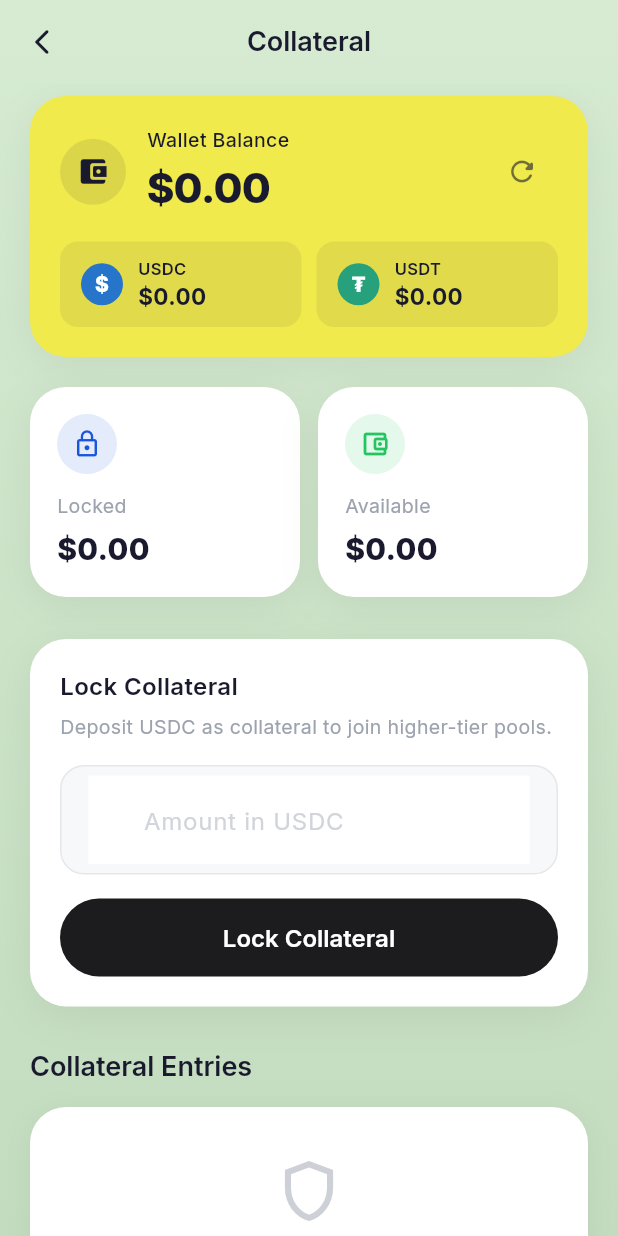
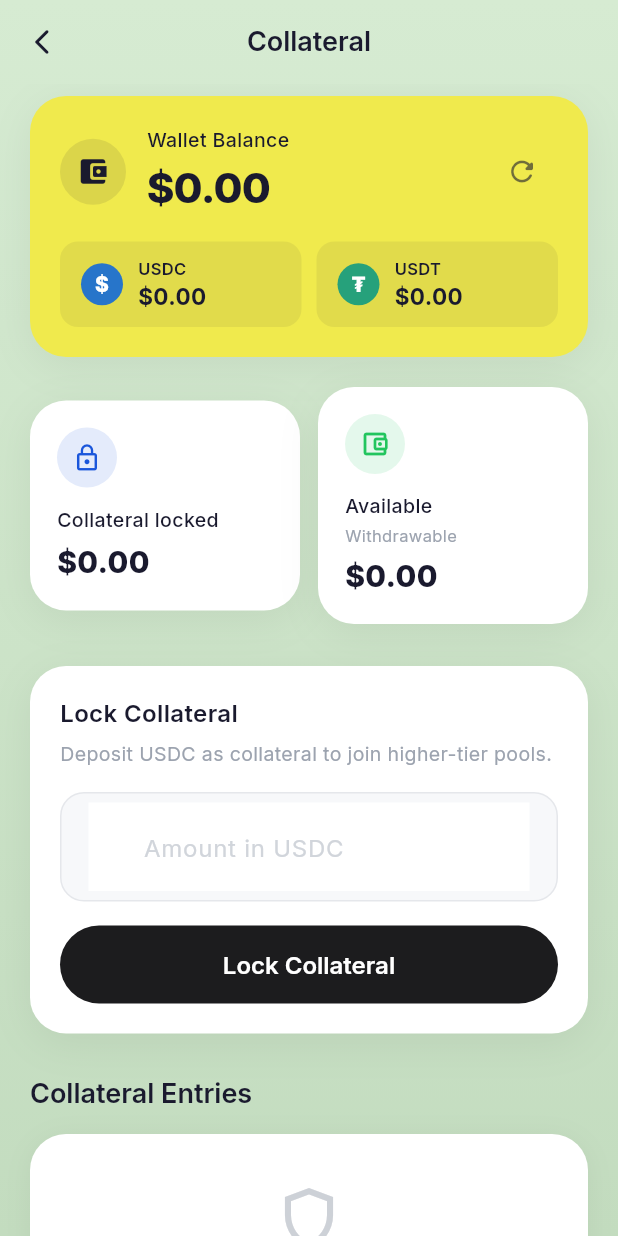
Before and after one commit to olaanii/learn, a Flutter app: the CollateralScreen screen opened by its route, after a tap on "Lock Collateral", on a phone screen of 412 x 824 dp. Run offline on Flutter 3.47's test engine with Material 3 defaults, Android fonts, the phone set to English and light mode, and no system bars; our stand-ins replace dio, flutter_secure_storage, go_router, google_fonts, qr_flutter; missing offline and left inert: reown_core, reown_sign; accounts and stored records are empty.

Commit message:
Enhance Android build process and UI feedback in Diaspora Equb frontend. Update `ANDROID_BUILD_UNDER_30MB.md` with troubleshooting steps for build failures, improve `build_android_under_30mb.bat` to prevent port conflicts, and refine error handling in collateral and pool status screens. Adjust UI elements for better clarity and responsiveness.

```diff
--- a/nextjs-dashboard/diaspora-equb-product/frontend/lib/screens/collateral_screen.dart
+++ b/nextjs-dashboard/diaspora-equb-product/frontend/lib/screens/collateral_screen.dart
@@ -55,24 +55,33 @@ class _CollateralScreenState extends State<CollateralScreen> {
       amount: amount,
     );
 
-    if (mounted) {
+    if (!mounted) return;
+    final messenger = ScaffoldMessenger.of(context);
     if (success) {
       _amountController.clear();
-        wallet.loadAllBalances(auth.walletAddress!);
-        ScaffoldMessenger.of(context).showSnackBar(
+      // Refresh wallet balances so "available" reflects the locked amount
+      await wallet.loadAllBalances(auth.walletAddress!);
+      if (!mounted) return;
+      // Refetch collateral and balances after a short delay so UI picks up
+      // backend updates (avoids stale GET right after POST)
+      final addr = auth.walletAddress!;
+      Future.delayed(const Duration(milliseconds: 500), () {
+        collateral.loadCollateral(addr);
+        wallet.loadAllBalances(addr);
+      });
+      messenger.showSnackBar(
         const SnackBar(
           content: Text('Collateral locked successfully'),
           duration: Duration(seconds: 2),
         ),
       );
     } else {
-        ScaffoldMessenger.of(context).showSnackBar(
+      messenger.showSnackBar(
         SnackBar(
           content: Text(collateral.errorMessage ?? 'Failed to lock collateral'),
           duration: const Duration(seconds: 3),
         ),
       );
-      }
     }
   }
 
@@ -101,7 +110,7 @@ class _CollateralScreenState extends State<CollateralScreen> {
               child: Column(
                 crossAxisAlignment: CrossAxisAlignment.start,
                 children: [
-                  // Wallet balance card
+                  // Wallet balance card (on-chain balance; locked tokens are in vault)
                   _buildWalletBalanceCard(wallet),
                   const SizedBox(height: 20),
 
@@ -110,7 +119,7 @@ class _CollateralScreenState extends State<CollateralScreen> {
                   const SizedBox(height: 28),
 
                   // Lock collateral section
-                  _buildLockSection(),
+                  _buildLockSection(collateral),
                   const SizedBox(height: 28),
 
                   // Collateral entries
@@ -309,7 +318,7 @@ class _CollateralScreenState extends State<CollateralScreen> {
         Expanded(
           child: _buildSummaryCard(
             icon: Icons.lock_outline,
-            label: 'Locked',
+            label: 'Collateral locked',
             value: '\$${collateral.totalLocked.toStringAsFixed(2)}',
             color: AppTheme.primaryColor,
           ),
@@ -319,6 +328,7 @@ class _CollateralScreenState extends State<CollateralScreen> {
           child: _buildSummaryCard(
             icon: Icons.account_balance_wallet_outlined,
             label: 'Available',
+            subtitle: 'Withdrawable',
             value: '\$${collateral.totalAvailable.toStringAsFixed(2)}',
             color: AppTheme.positive,
           ),
@@ -330,6 +340,7 @@ class _CollateralScreenState extends State<CollateralScreen> {
   Widget _buildSummaryCard({
     required IconData icon,
     required String label,
+    String? subtitle,
     required String value,
     required Color color,
   }) {
@@ -357,12 +368,26 @@ class _CollateralScreenState extends State<CollateralScreen> {
             label,
             style: const TextStyle(
               fontSize: 13,
+              fontWeight: FontWeight.w500,
+              color: AppTheme.textPrimary,
+            ),
+          ),
+          if (subtitle != null) ...[
+            const SizedBox(height: 2),
+            Text(
+              subtitle,
+              style: const TextStyle(
+                fontSize: 11,
                 fontWeight: FontWeight.w400,
                 color: AppTheme.textTertiary,
               ),
             ),
+          ],
           const SizedBox(height: 4),
-          Text(
+          FittedBox(
+            fit: BoxFit.scaleDown,
+            alignment: Alignment.centerLeft,
+            child: Text(
               value,
               style: const TextStyle(
                 fontSize: 20,
@@ -370,12 +395,13 @@ class _CollateralScreenState extends State<CollateralScreen> {
                 color: AppTheme.textPrimary,
               ),
             ),
+          ),
         ],
       ),
     );
   }
 
-  Widget _buildLockSection() {
+  Widget _buildLockSection(CollateralProvider collateral) {
     return Container(
       padding: const EdgeInsets.all(20),
       decoration: BoxDecoration(
@@ -403,6 +429,31 @@ class _CollateralScreenState extends State<CollateralScreen> {
               color: AppTheme.textTertiary,
             ),
           ),
+          if (collateral.totalLocked > 0) ...[
+            const SizedBox(height: 12),
+            Container(
+              padding: const EdgeInsets.symmetric(horizontal: 14, vertical: 10),
+              decoration: BoxDecoration(
+                color: AppTheme.primaryColor.withValues(alpha: 0.08),
+                borderRadius: BorderRadius.circular(AppTheme.cardRadiusSmall),
+              ),
+              child: Row(
+                children: [
+                  const Icon(Icons.lock_outline,
+                      size: 20, color: AppTheme.primaryColor),
+                  const SizedBox(width: 10),
+                  Text(
+                    'Total collateral locked: \$${collateral.totalLocked.toStringAsFixed(2)}',
+                    style: const TextStyle(
+                      fontSize: 14,
+                      fontWeight: FontWeight.w600,
+                      color: AppTheme.textPrimary,
+                    ),
+                  ),
+                ],
+              ),
+            ),
+          ],
           const SizedBox(height: 16),
           // Amount input
           Container(
@@ -446,7 +497,7 @@ class _CollateralScreenState extends State<CollateralScreen> {
             width: double.infinity,
             height: 52,
             child: ElevatedButton(
-              onPressed: _lockCollateral,
+              onPressed: collateral.isLoading ? null : _lockCollateral,
               style: ElevatedButton.styleFrom(
                 backgroundColor: AppTheme.darkButton,
                 foregroundColor: Colors.white,
@@ -455,7 +506,16 @@ class _CollateralScreenState extends State<CollateralScreen> {
                 ),
                 elevation: 0,
               ),
-              child: const Text(
+              child: collateral.isLoading
+                  ? const SizedBox(
+                      height: 24,
+                      width: 24,
+                      child: CircularProgressIndicator(
+                        strokeWidth: 2,
+                        color: Colors.white,
+                      ),
+                    )
+                  : const Text(
                       'Lock Collateral',
                       style: TextStyle(
                         fontSize: 16,
@@ -482,8 +542,7 @@ class _CollateralScreenState extends State<CollateralScreen> {
         child: Column(
           children: [
             Icon(Icons.shield_outlined,
-                size: 48,
-                color: AppTheme.textTertiary.withValues(alpha: 0.5)),
+                size: 48, color: AppTheme.textTertiary.withValues(alpha: 0.5)),
             const SizedBox(height: 16),
             const Text(
               'No collateral locked yet',
@@ -514,8 +573,7 @@ class _CollateralScreenState extends State<CollateralScreen> {
         boxShadow: AppTheme.subtleShadow,
       ),
       child: Column(
-        children:
-            List.generate(collateral.collaterals.length, (i) {
+        children: List.generate(collateral.collaterals.length, (i) {
           final entry = collateral.collaterals[i];
           final isLast = i == collateral.collaterals.length - 1;
           return _buildCollateralTile(entry, isLast);
@@ -565,7 +623,9 @@ class _CollateralScreenState extends State<CollateralScreen> {
               crossAxisAlignment: CrossAxisAlignment.start,
               children: [
                 Text(
-                  poolId != null ? 'Pool ${poolId.substring(0, 8)}...' : 'General',
+                  poolId != null
+                      ? 'Pool ${poolId.substring(0, 8)}...'
+                      : 'General',
                   style: const TextStyle(
                     fontSize: 15,
                     fontWeight: FontWeight.w600,
@@ -574,10 +634,11 @@ class _CollateralScreenState extends State<CollateralScreen> {
                 ),
                 const SizedBox(height: 2),
                 Text(
-                  'Locked: \$${locked.toStringAsFixed(2)}',
+                  'Collateral locked: \$${locked.toStringAsFixed(2)}',
                   style: const TextStyle(
-                    fontSize: 12,
-                    color: AppTheme.textTertiary,
+                    fontSize: 13,
+                    fontWeight: FontWeight.w500,
+                    color: AppTheme.textPrimary,
                   ),
                 ),
                 if (slashed > 0)
@@ -604,7 +665,7 @@ class _CollateralScreenState extends State<CollateralScreen> {
                 ),
               ),
               const Text(
-                'available',
+                'withdrawable',
                 style: TextStyle(
                   fontSize: 11,
                   color: AppTheme.textTertiary,
--- a/nextjs-dashboard/diaspora-equb-product/frontend/lib/screens/pool_status_screen.dart
+++ b/nextjs-dashboard/diaspora-equb-product/frontend/lib/screens/pool_status_screen.dart
@@ -53,12 +53,13 @@ class _PoolStatusScreenState extends State<PoolStatusScreen> {
       poolId: widget.poolId,
     );
 
-    if (mounted) {
+    if (!mounted) return;
     if (txHash != null) {
       final auth = context.read<AuthProvider>();
       if (auth.walletAddress != null) {
-          context.read<WalletProvider>().loadAllBalances(auth.walletAddress!);
+        await context.read<WalletProvider>().loadAllBalances(auth.walletAddress!);
       }
+      if (!mounted) return;
       ScaffoldMessenger.of(context).showSnackBar(
         SnackBar(
           content: Text('Contribution sent! TX: ${txHash.substring(0, 16)}...'),
@@ -78,7 +79,6 @@ class _PoolStatusScreenState extends State<PoolStatusScreen> {
               Text(pools.errorMessage ?? 'Contribution failed'),
         ),
       );
-      }
     }
   }
 
--- a/nextjs-dashboard/diaspora-equb-product/frontend/lib/screens/profile_screen.dart
+++ b/nextjs-dashboard/diaspora-equb-product/frontend/lib/screens/profile_screen.dart
@@ -416,11 +416,12 @@ class _ProfileScreenState extends State<ProfileScreen> {
                       ? null
                       : () async {
                           if (wcAddress == null) return;
+                          final messenger = ScaffoldMessenger.of(context);
                           setState(() => _isBindingWallet = true);
                           await auth.bindWallet(wcAddress);
                           setState(() => _isBindingWallet = false);
                           if (mounted) {
-                            ScaffoldMessenger.of(context).showSnackBar(
+                            messenger.showSnackBar(
                               const SnackBar(
                                 content: Text(
                                     'Wallet bound. App will use this address.'),
--- a/nextjs-dashboard/diaspora-equb-product/frontend/lib/screens/wallet_binding_screen.dart
+++ b/nextjs-dashboard/diaspora-equb-product/frontend/lib/screens/wallet_binding_screen.dart
@@ -132,7 +132,8 @@ class _WalletBindingScreenState extends State<WalletBindingScreen> {
                   ),
 
                   // Show pairing URI as QR code when connecting
-                  if (wallet.pairingUri != null && wallet.pairingUri!.isNotEmpty) ...[
+                  if (wallet.pairingUri != null &&
+                      wallet.pairingUri!.isNotEmpty) ...[
                     const SizedBox(height: 16),
                     Card(
                       child: Padding(
```
Also changed, not shown: nextjs-dashboard/diaspora-equb-product/frontend/lib/providers/collateral_provider.dart (+24 -1 lines), nextjs-dashboard/diaspora-equb-product/frontend/lib/screens/payout_tracker_screen.dart (+18 -25 lines), nextjs-dashboard/diaspora-equb-product/frontend/lib/screens/receive_screen.dart (+6 -6 lines), nextjs-dashboard/diaspora-equb-product/frontend/lib/services/wallet_service.dart (+19 -13 lines), 7 other files. Lines whose indentation alone changed are shown as unchanged.
